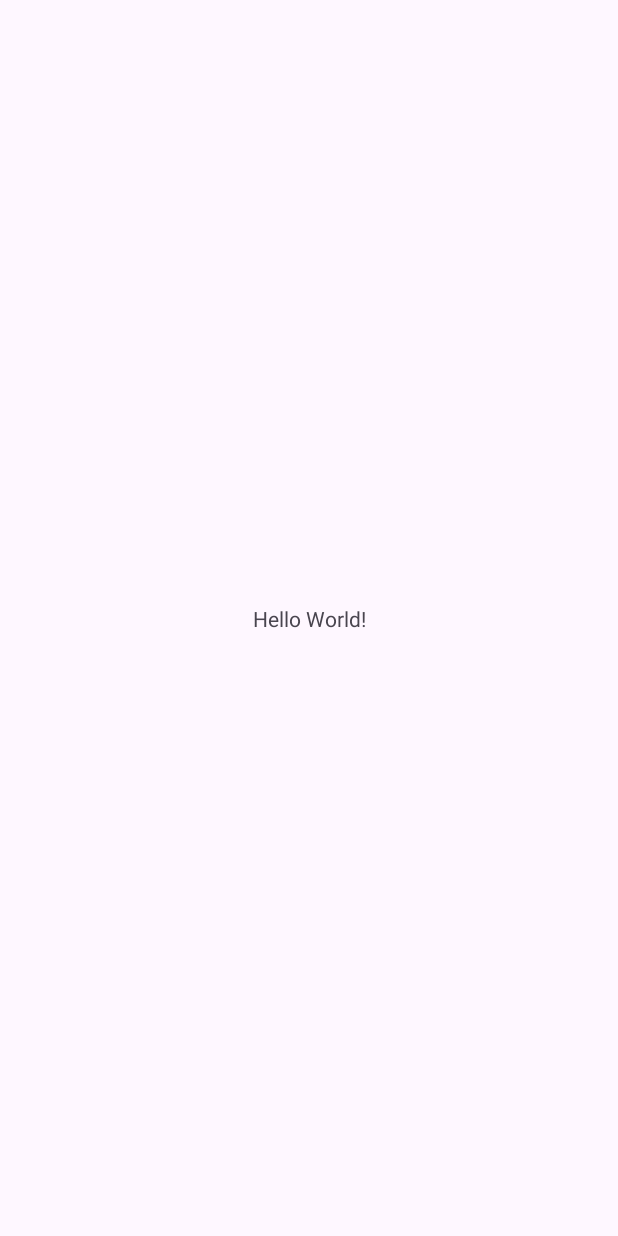
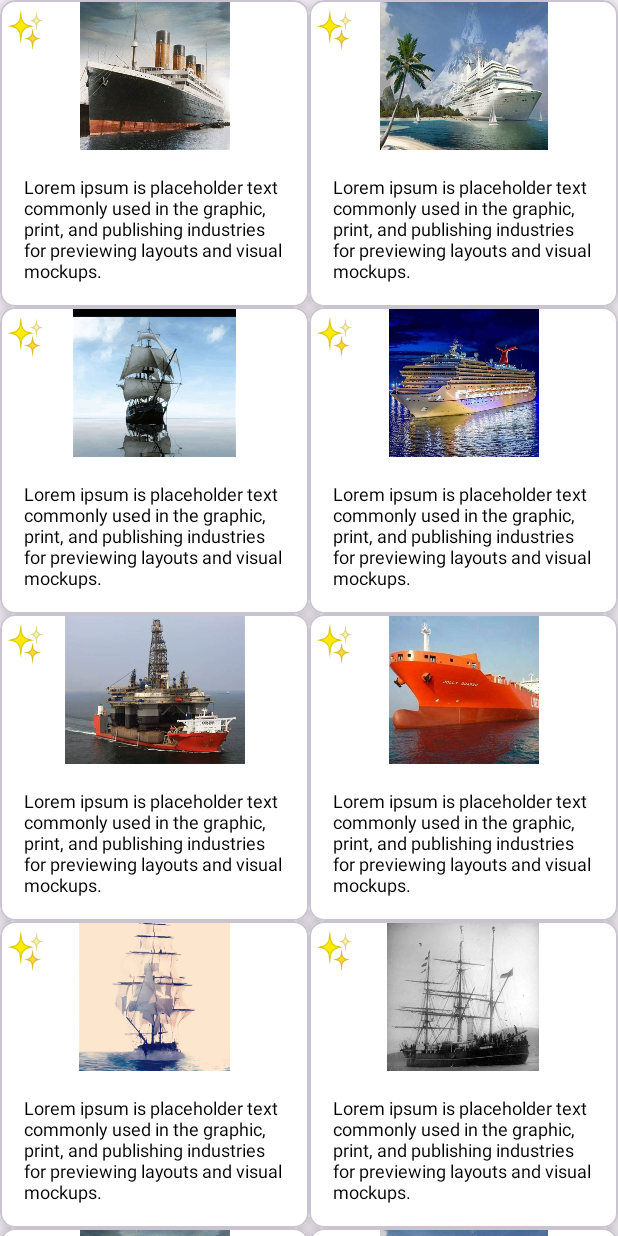
Before and after one commit to ChromeSD22159/android-playground, an Android app: the screen it shows after launch (MainActivity), on a phone screen of 412 x 824 dp. Before the commit the screen is almost empty. Run offline under Robolectric (Android 15) with nearby library versions, the light colour scheme and no system bars.

Commit message:
Integrage viewBinding; Add adapter;

```diff
--- a/app/build.gradle.kts
+++ b/app/build.gradle.kts
@@ -15,6 +15,10 @@ android {
         versionName = "1.0"
 
         testInstrumentationRunner = "androidx.test.runner.AndroidJUnitRunner"
+    }
+
+    buildFeatures {
+        viewBinding = true
     }
 
     buildTypes {
--- /dev/null
+++ b/app/src/main/java/syntax/com/playground/DataSource.kt
@@ -0,0 +1,74 @@
+package syntax.com.playground
+
+class DataSource {
+
+    private val someText = "Lorem ipsum is placeholder text commonly used in the graphic, print, and publishing industries for previewing layouts and visual mockups."
+    fun loadShips(): List<Ship> {
+        return listOf(
+            Ship(R.drawable.ship_01, someText),
+            Ship(R.drawable.ship_02, someText),
+            Ship(R.drawable.ship_03, someText),
+            Ship(R.drawable.ship_04, someText),
+            Ship(R.drawable.ship_05, someText),
+            Ship(R.drawable.ship_06, someText),
+            Ship(R.drawable.ship_07, someText),
+            Ship(R.drawable.ship_08, someText),
+            Ship(R.drawable.ship_01, someText),
+            Ship(R.drawable.ship_02, someText),
+            Ship(R.drawable.ship_03, someText),
+            Ship(R.drawable.ship_04, someText),
+            Ship(R.drawable.ship_05, someText),
+            Ship(R.drawable.ship_06, someText),
+            Ship(R.drawable.ship_07, someText),
+            Ship(R.drawable.ship_08, someText),
+            Ship(R.drawable.ship_01, someText),
+            Ship(R.drawable.ship_02, someText),
+            Ship(R.drawable.ship_03, someText),
+            Ship(R.drawable.ship_04, someText),
+            Ship(R.drawable.ship_05, someText),
+            Ship(R.drawable.ship_06, someText),
+            Ship(R.drawable.ship_07, someText),
+            Ship(R.drawable.ship_08, someText),
+            Ship(R.drawable.ship_01, someText),
+            Ship(R.drawable.ship_02, someText),
+            Ship(R.drawable.ship_03, someText),
+            Ship(R.drawable.ship_04, someText),
+            Ship(R.drawable.ship_05, someText),
+            Ship(R.drawable.ship_06, someText),
+            Ship(R.drawable.ship_07, someText),
+            Ship(R.drawable.ship_08, someText),
+            Ship(R.drawable.ship_01, someText),
+            Ship(R.drawable.ship_02, someText),
+            Ship(R.drawable.ship_03, someText),
+            Ship(R.drawable.ship_04, someText),
+            Ship(R.drawable.ship_05, someText),
+            Ship(R.drawable.ship_06, someText),
+            Ship(R.drawable.ship_07, someText),
+            Ship(R.drawable.ship_08, someText),
+            Ship(R.drawable.ship_01, someText),
+            Ship(R.drawable.ship_02, someText),
+            Ship(R.drawable.ship_03, someText),
+            Ship(R.drawable.ship_04, someText),
+            Ship(R.drawable.ship_05, someText),
+            Ship(R.drawable.ship_06, someText),
+            Ship(R.drawable.ship_07, someText),
+            Ship(R.drawable.ship_08, someText),
+            Ship(R.drawable.ship_01, someText),
+            Ship(R.drawable.ship_02, someText),
+            Ship(R.drawable.ship_03, someText),
+            Ship(R.drawable.ship_04, someText),
+            Ship(R.drawable.ship_05, someText),
+            Ship(R.drawable.ship_06, someText),
+            Ship(R.drawable.ship_07, someText),
+            Ship(R.drawable.ship_08, someText),
+            Ship(R.drawable.ship_01, someText),
+            Ship(R.drawable.ship_02, someText),
+            Ship(R.drawable.ship_03, someText),
+            Ship(R.drawable.ship_04, someText),
+            Ship(R.drawable.ship_05, someText),
+            Ship(R.drawable.ship_06, someText),
+            Ship(R.drawable.ship_07, someText),
+            Ship(R.drawable.ship_08, someText)
+        )
+    }
+}
--- a/app/src/main/java/syntax/com/playground/MainActivity.kt
+++ b/app/src/main/java/syntax/com/playground/MainActivity.kt
@@ -2,10 +2,19 @@ package syntax.com.playground
 
 import androidx.appcompat.app.AppCompatActivity
 import android.os.Bundle
+import syntax.com.playground.databinding.ActivityMainBinding
 
 class MainActivity : AppCompatActivity() {
+
+    private lateinit var binding: ActivityMainBinding
+
     override fun onCreate(savedInstanceState: Bundle?) {
         super.onCreate(savedInstanceState)
-        setContentView(R.layout.activity_main)
+        binding = ActivityMainBinding.inflate(layoutInflater)
+        setContentView(binding.root)
+
+        val shipList = DataSource().loadShips()
+        binding.recyclerView.adapter = ShipAdapter(this, shipList)
+
     }
 }
--- /dev/null
+++ b/app/src/main/java/syntax/com/playground/Ship.kt
@@ -0,0 +1,3 @@
+package syntax.com.playground
+
+data class Ship(val image: Int, val text: String)
--- /dev/null
+++ b/app/src/main/java/syntax/com/playground/ShipAdapter.kt
@@ -0,0 +1,30 @@
+package syntax.com.playground
+
+import android.content.Context
+import android.view.LayoutInflater
+import android.view.ViewGroup
+import androidx.recyclerview.widget.RecyclerView
+import syntax.com.playground.databinding.ListItemBinding
+
+class ShipAdapter(
+    val context: Context,
+    val shipList: List<Ship>
+): RecyclerView.Adapter<ShipAdapter.ShipItemViewHolder>() {
+
+    inner class ShipItemViewHolder(val binding: ListItemBinding): RecyclerView.ViewHolder(binding.root)
+
+    override fun onCreateViewHolder(parent: ViewGroup, viewType: Int): ShipItemViewHolder {
+        val binding = ListItemBinding.inflate(LayoutInflater.from(parent.context))
+        return ShipItemViewHolder(binding)
+    }
+
+    override fun getItemCount(): Int {
+        return shipList.size
+    }
+
+    override fun onBindViewHolder(holder: ShipItemViewHolder, position: Int) {
+        val ship = shipList[position]
+        holder.binding.canImage.setImageResource(ship.image)
+        holder.binding.canText.text = ship.text
+    }
+}
--- a/app/src/main/res/layout/activity_main.xml
+++ b/app/src/main/res/layout/activity_main.xml
@@ -1,18 +1,21 @@
 <?xml version="1.0" encoding="utf-8"?>
 <androidx.constraintlayout.widget.ConstraintLayout xmlns:android="http://schemas.android.com/apk/res/android"
     xmlns:app="http://schemas.android.com/apk/res-auto"
-    xmlns:tools="http://schemas.android.com/tools"
     android:layout_width="match_parent"
     android:layout_height="match_parent"
+    xmlns:tools="http://schemas.android.com/tools"
     tools:context=".MainActivity">
 
-    <TextView
-        android:layout_width="wrap_content"
-        android:layout_height="wrap_content"
-        android:text="Hello World!"
+
+    <androidx.recyclerview.widget.RecyclerView
+        android:id="@+id/recyclerView"
+        android:layout_width="match_parent"
+        android:layout_height="match_parent"
+        app:layoutManager="androidx.recyclerview.widget.GridLayoutManager"
         app:layout_constraintBottom_toBottomOf="parent"
         app:layout_constraintEnd_toEndOf="parent"
         app:layout_constraintStart_toStartOf="parent"
-        app:layout_constraintTop_toTopOf="parent" />
-
+        app:layout_constraintTop_toTopOf="parent"
+        app:spanCount="2"
+        tools:listitem="@layout/list_item"/>
 </androidx.constraintlayout.widget.ConstraintLayout>
```
